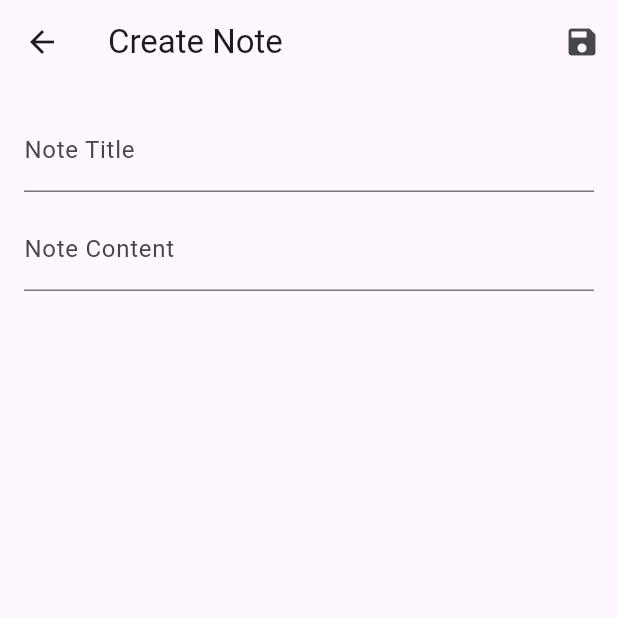
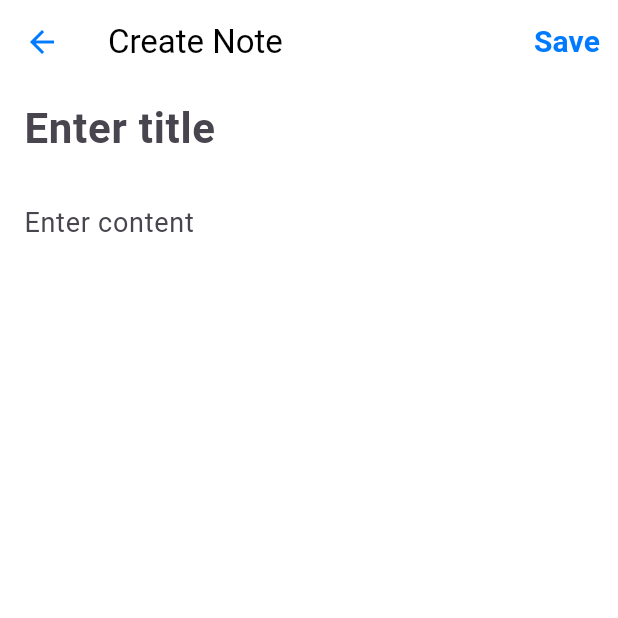
Before and after one commit to leo140803/final-exam-ambw, a Flutter app: the HomeScreen screen opened directly, after a tap on the "add" icon, on a phone screen of 412 x 824 dp, the top half of it. Run offline on Flutter 3.47's test engine with Material 3 defaults, Android fonts, the light colour scheme and no system bars; our stand-ins replace hive, hive_flutter; accounts and stored records are empty.

Commit message:
feat: create note screen

```diff
--- a/lib/create.dart
+++ b/lib/create.dart
@@ -1,76 +1,90 @@
+import 'package:flutter/cupertino.dart';
 import 'package:flutter/material.dart';
 import 'package:hive/hive.dart';
 
-class CreateNote extends StatefulWidget {
-  final Map? initialNote;
-  final int? noteIndex;
-
-  CreateNote({this.initialNote, this.noteIndex});
-
+class CreateNoteScreen extends StatefulWidget {
   @override
-  _CreateNoteState createState() => _CreateNoteState();
+  _CreateNoteScreenState createState() => _CreateNoteScreenState();
 }
 
-class _CreateNoteState extends State<CreateNote> {
-  late TextEditingController _contentController;
-  late TextEditingController _titleController;
-
-  @override
-  void initState() {
-    super.initState();
-    _contentController = TextEditingController();
-    _titleController = TextEditingController();
-  }
+class _CreateNoteScreenState extends State<CreateNoteScreen> {
+  final TextEditingController _titleController = TextEditingController();
+  final TextEditingController _contentController = TextEditingController();
 
   @override
   void dispose() {
+    _titleController.dispose();
     _contentController.dispose();
-    _titleController.dispose();
     super.dispose();
   }
 
-  void _saveNote() async {
-    final box = Hive.box('notes');
-    final now = DateTime.now().toString();
-    final newNote = {
-      'title':
-          _titleController.text.isNotEmpty ? _titleController.text : 'Untitled',
-      'content': _contentController.text.isNotEmpty
-          ? _contentController.text
-          : 'No content',
+  void _saveNote() {
+    if (_titleController.text.isEmpty && _contentController.text.isEmpty) {
+      Navigator.of(context).pop(); // Optionally alert the user about empty fields
+      return;
+    }
+    Box notesBox = Hive.box('notes');
+    var now = DateTime.now().toString();
+    notesBox.add({
+      'title': _titleController.text,
+      'content': _contentController.text,
       'createdAt': now,
-      'lastEditedAt': '-',
-    };
-
-    await box.add(newNote);
-    Navigator.pop(context);
+      'lastEditedAt': now,
+    });
+    Navigator.of(context).pop();
   }
 
   @override
   Widget build(BuildContext context) {
     return Scaffold(
+      backgroundColor: Colors.white,
       appBar: AppBar(
-        title: Text('Create Note'),
+        leading: BackButton(color: CupertinoColors.activeBlue),
+        backgroundColor: Colors.white,
+        elevation: 0,
+        title: Text('Create Note', style: TextStyle(color: Colors.black)),
         actions: [
-          IconButton(
-            icon: Icon(Icons.save),
+          TextButton(
             onPressed: _saveNote,
+            child: Row(
+              children: [
+                Text('Save',
+                    style: TextStyle(
+                        color: CupertinoColors.activeBlue,
+                        fontWeight: FontWeight.bold,
+                        fontSize: 20)),
+              ],
+            ),
           ),
         ],
       ),
-      body: Padding(
-        padding: const EdgeInsets.all(16.0),
+      body: SingleChildScrollView(
+        padding: EdgeInsets.fromLTRB(16, 0, 16, 16),
         child: Column(
+          crossAxisAlignment: CrossAxisAlignment.start,
           children: [
             TextField(
+              cursorColor: Colors.black,
               controller: _titleController,
-              decoration: InputDecoration(labelText: 'Note Title'),
-              maxLines: 1,
+              style: TextStyle(
+                fontWeight: FontWeight.bold,
+                fontSize: 28,
+              ),
+              decoration: InputDecoration(
+                hintText: "Enter title",
+                border: InputBorder.none,
+              ),
             ),
             SizedBox(height: 10),
             TextField(
+              cursorColor: Colors.black,
               controller: _contentController,
-              decoration: InputDecoration(labelText: 'Note Content'),
+              style: TextStyle(fontSize: 18),
+              decoration: InputDecoration(
+                hintText: "Enter content",
+                border: InputBorder.none,
+              ),
+              keyboardType: TextInputType.multiline,
               maxLines: null,
             ),
           ],
--- a/lib/home.dart
+++ b/lib/home.dart
@@ -87,7 +87,7 @@ class _HomeScreenState extends State<HomeScreen> {
       floatingActionButton: FloatingActionButton(
         onPressed: () {
           Navigator.push(
-              context, MaterialPageRoute(builder: (context) => CreateNote()));
+              context, MaterialPageRoute(builder: (context) => CreateNoteScreen()));
         },
         child: Icon(
           Icons.add,
```
